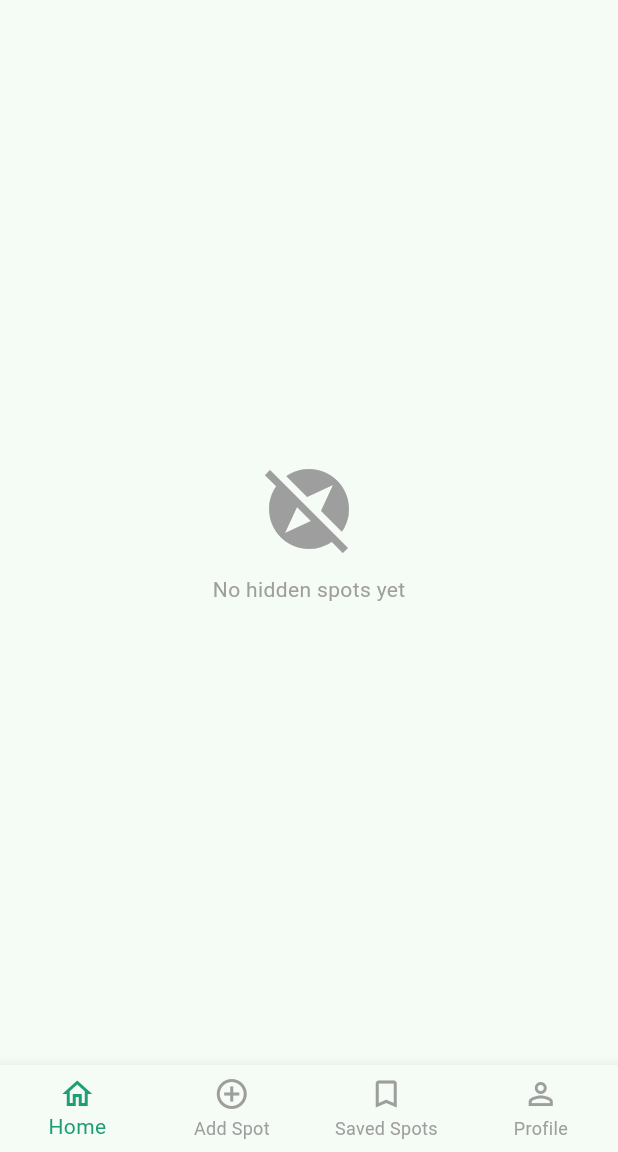
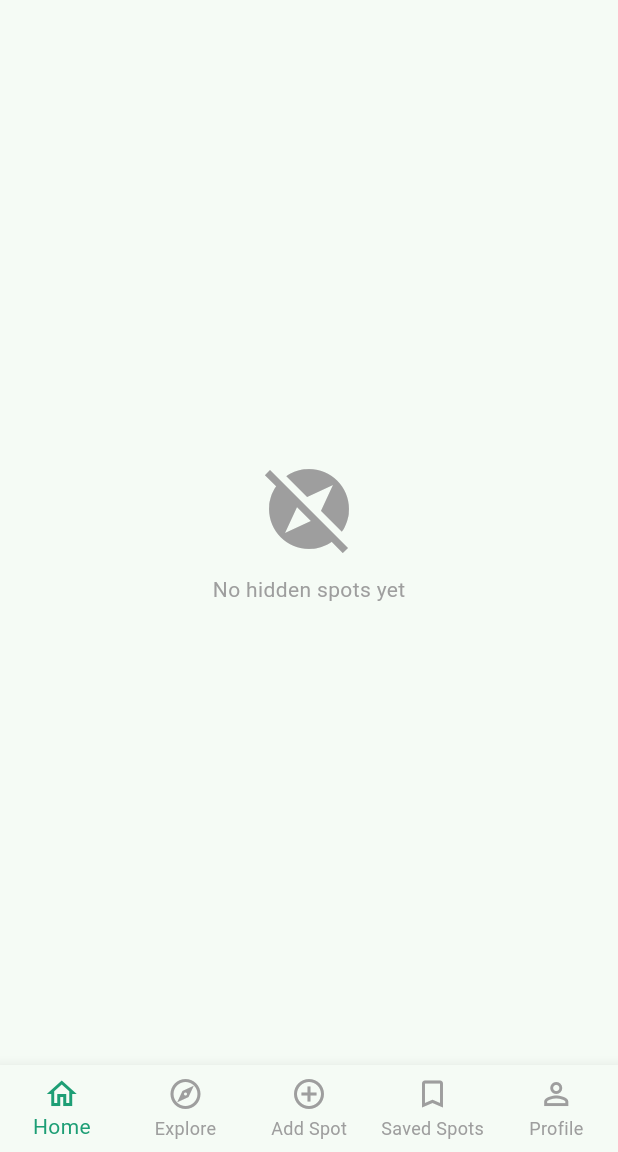
Before and after one commit to Chloe-Celya/Project_Hidden-gems-app, a Flutter app: the screen it shows once a user with an empty profile is signed in, on a phone screen of 412 x 824 dp, the part 84-1236 px from its top. Run offline on Flutter 3.47's test engine with Material 3 defaults, Android fonts, the phone set to English and light mode, and no system bars; our stand-ins replace cloud_firestore, firebase_auth, firebase_core, google_maps_flutter; accounts and stored records are empty.

Commit message:
Update navbar.dart

```diff
--- a/lib/widgets/navbar.dart
+++ b/lib/widgets/navbar.dart
@@ -35,6 +35,7 @@ class _MainScreenState extends State<MainScreen> {
         type: BottomNavigationBarType.fixed,
         items: const [
           BottomNavigationBarItem(icon: Icon(Icons.home_outlined), label: 'Home'),
+          BottomNavigationBarItem(icon: Icon(Icons.explore_outlined), label: 'Explore'),
           BottomNavigationBarItem(icon: Icon(Icons.add_circle_outline), label: 'Add Spot'),
           BottomNavigationBarItem(icon: Icon(Icons.bookmark_outline), label: 'Saved Spots'),
           BottomNavigationBarItem(icon: Icon(Icons.person_outline), label: 'Profile'),
```
